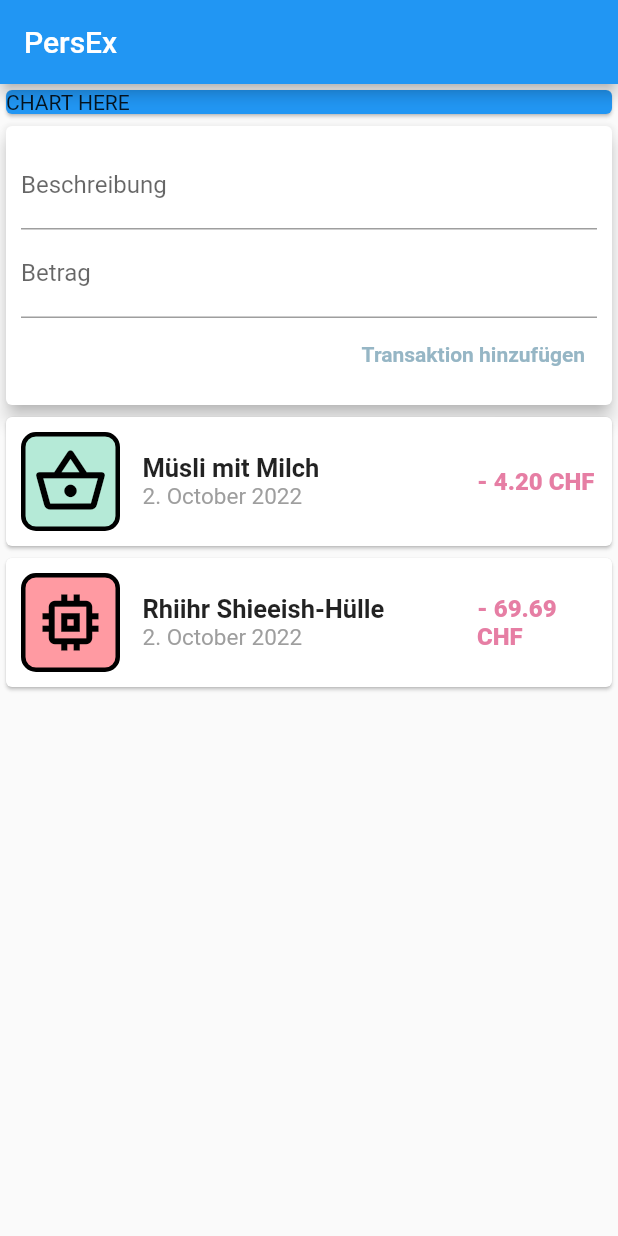
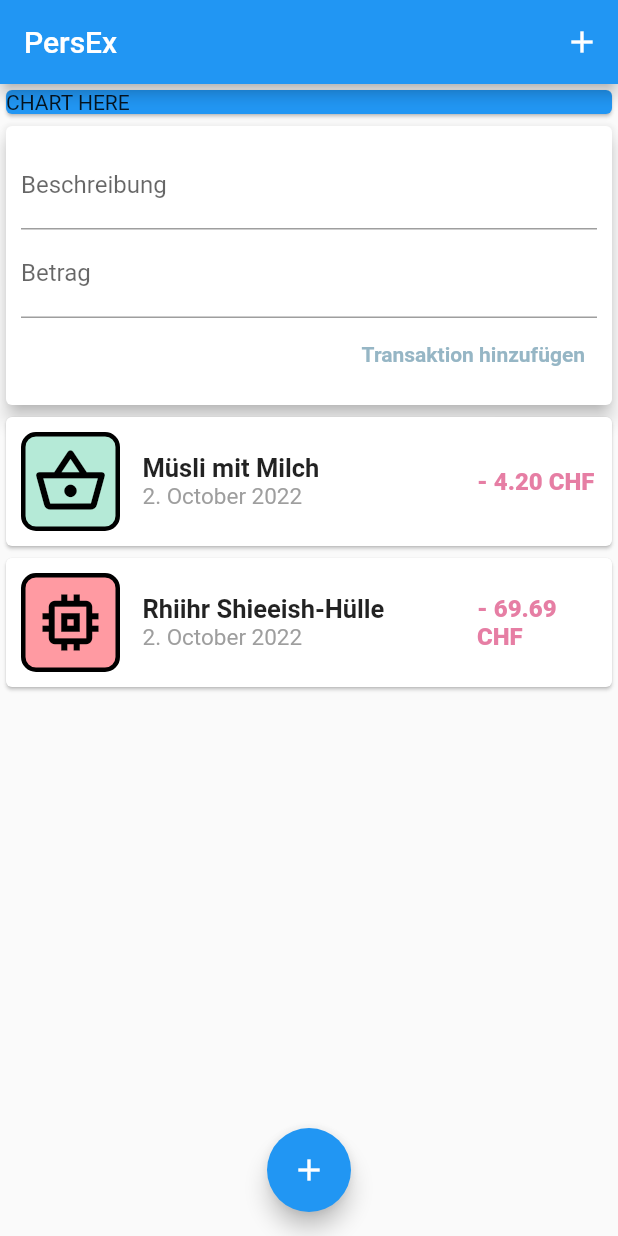
Before and after one commit to Totemi1324/personal_expenses, a Flutter app: the screen it shows after launch, on a phone screen of 412 x 824 dp. Run offline on Flutter 3.47's test engine with Material 2 defaults, Android fonts, the phone set to English and light mode, and no system bars.

Commit message:
Add floating buttons

```diff
--- a/lib/main.dart
+++ b/lib/main.dart
@@ -26,6 +26,12 @@ class MyHomePage extends StatelessWidget {
     return Scaffold(
       appBar: AppBar(
         title: const Text("PersEx"),
+        actions: [
+          IconButton(
+            onPressed: () => {},
+            icon: const Icon(Icons.add),
+          )
+        ],
       ),
       body: SingleChildScrollView(
         child: Column(
@@ -39,6 +45,11 @@ class MyHomePage extends StatelessWidget {
           ],
         ),
       ),
+      floatingActionButtonLocation: FloatingActionButtonLocation.centerFloat,
+      floatingActionButton: FloatingActionButton(
+        child: const Icon(Icons.add),
+        onPressed: () {},
+      ),
     );
   }
 }
```
